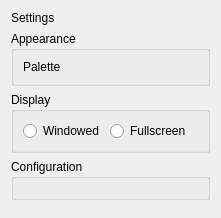
This is src/qt/view/QtSettingsPage.ui in bogdanbaloi/industrial-hmi as Qt 5 draws it before an edit. The edited form follows.
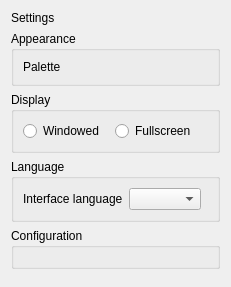
This is the edited form.

Commit message:
Add live language selection to the Qt frontend
Route Qt tr and ui strings through the shared gettext catalog via a translator adapter
Add a Settings language picker that rebinds the catalog and retranslates live
Give the pages and painted widgets changeEvent retranslate seams
Track it as REQ-ARCH-015 with traceability POTFILES and changelog

```diff
--- a/src/qt/view/QtSettingsPage.ui
+++ b/src/qt/view/QtSettingsPage.ui
@@ -70,6 +70,32 @@
      </layout>
     </widget>
    </item>
+   <item>
+    <widget class="QGroupBox" name="languageGroup">
+     <property name="title">
+      <string>Language</string>
+     </property>
+     <layout class="QHBoxLayout" name="languageLayout">
+      <item>
+       <widget class="QLabel" name="languageLabel">
+        <property name="text">
+         <string>Interface language</string>
+        </property>
+       </widget>
+      </item>
+      <item>
+       <widget class="QComboBox" name="languageCombo"/>
+      </item>
+      <item>
+       <spacer name="languageSpacer">
+        <property name="orientation">
+         <enum>Qt::Horizontal</enum>
+        </property>
+       </spacer>
+      </item>
+     </layout>
+    </widget>
+   </item>
    <item>
     <widget class="QGroupBox" name="configGroup">
      <property name="title">
```
The commit also changes 34 other files.
